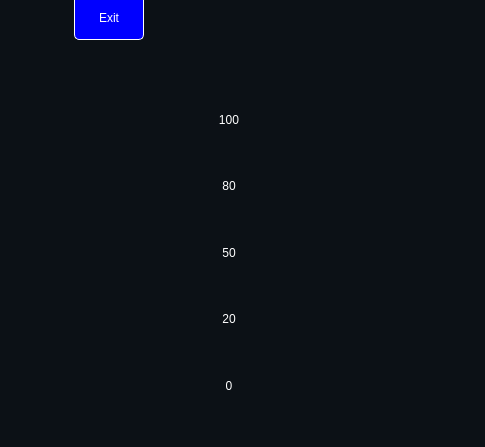
First picture: the form in SDR_Client/mainwindow.ui, repository PeterChizhikov/RTL-SDR_Control, before the edit; both pictures show x 0 to 485 and y 253 to 700 of the 811 by 700 pixel window.
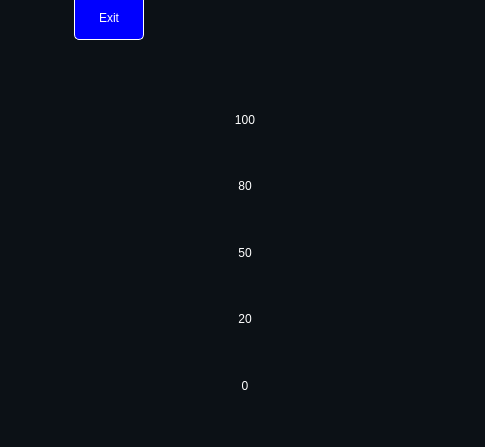
Second picture: the form after the edit. Icons and pictures are not drawn. Custom widgets are drawn as their Qt base class.

The edit to the form file:
```diff
--- a/SDR_Client/mainwindow.ui
+++ b/SDR_Client/mainwindow.ui
@@ -318,7 +318,7 @@
            <widget class="QLabel" name="size_label_100">
             <property name="maximumSize">
              <size>
-              <width>28</width>
+              <width>60</width>
               <height>16777215</height>
              </size>
             </property>
@@ -337,7 +337,7 @@
            <widget class="QLabel" name="size_label_80">
             <property name="maximumSize">
              <size>
-              <width>28</width>
+              <width>60</width>
               <height>16777215</height>
              </size>
             </property>
@@ -356,7 +356,7 @@
            <widget class="QLabel" name="size_label_50">
             <property name="maximumSize">
              <size>
-              <width>28</width>
+              <width>60</width>
               <height>16777215</height>
              </size>
             </property>
@@ -375,7 +375,7 @@
            <widget class="QLabel" name="size_label_20">
             <property name="maximumSize">
              <size>
-              <width>28</width>
+              <width>60</width>
               <height>16777215</height>
              </size>
             </property>
@@ -394,7 +394,7 @@
            <widget class="QLabel" name="size_label_0">
             <property name="maximumSize">
              <size>
-              <width>28</width>
+              <width>60</width>
               <height>16777215</height>
              </size>
             </property>
```
